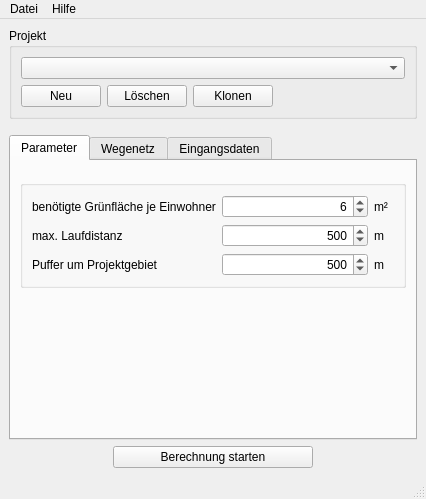
Qt form ui/OTP_main_window.ui (GertzGutscheRuemenapp/gruenflaechenbewertung) before a commit.
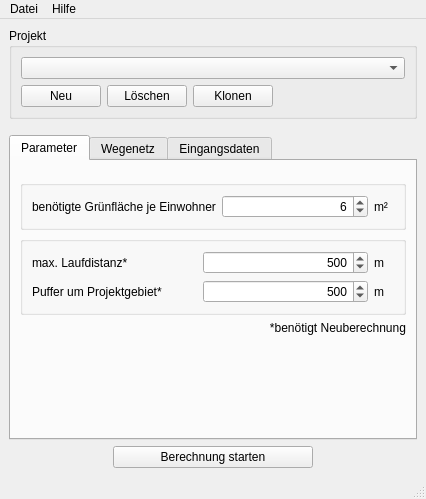
The same form after that commit.

Commit message: create project in dialog; differentiation of parameters by required calc. in main window; bring main window on top on button click

What changed in the file:
```diff
--- a/ui/OTP_main_window.ui
+++ b/ui/OTP_main_window.ui
@@ -186,11 +186,23 @@
          </spacer>
         </item>
         <item>
-         <widget class="QGroupBox" name="groupBox_8">
+         <widget class="QGroupBox" name="groupBox_2">
           <property name="title">
            <string/>
           </property>
-          <layout class="QGridLayout" name="gridLayout_15">
+          <layout class="QGridLayout" name="gridLayout_2">
+           <item row="0" column="0">
+            <widget class="QLabel" name="label_24">
+             <property name="toolTip">
+              <string>maximale Distanz, die auf der Route zu Fuß zurückgelegt werden darf 
+maximal einstellbarer Wert entspricht unendlich 
+ACHTUNG: wird ignori</string>
+             </property>
+             <property name="text">
+              <string>benötigte Grünfläche je Einwohner</string>
+             </property>
+            </widget>
+           </item>
            <item row="0" column="1">
             <widget class="QSpinBox" name="required_green_edit">
              <property name="toolTip">
@@ -209,7 +221,76 @@
              </property>
             </widget>
            </item>
+           <item row="0" column="2">
+            <widget class="QLabel" name="label_22">
+             <property name="sizePolicy">
+              <sizepolicy hsizetype="Minimum" vsizetype="Preferred">
+               <horstretch>0</horstretch>
+               <verstretch>0</verstretch>
+              </sizepolicy>
+             </property>
+             <property name="maximumSize">
+              <size>
+               <width>20</width>
+               <height>16777215</height>
+              </size>
+             </property>
+             <property name="toolTip">
+              <string/>
+             </property>
+             <property name="text">
+              <string>m²</string>
+             </property>
+            </widget>
+           </item>
+          </layout>
+         </widget>
+        </item>
+        <item>
+         <widget class="QGroupBox" name="groupBox_8">
+          <property name="title">
+           <string/>
+          </property>
+          <layout class="QGridLayout" name="gridLayout_15">
+           <item row="2" column="2">
+            <widget class="QLabel" name="label_18">
+             <property name="sizePolicy">
+              <sizepolicy hsizetype="Minimum" vsizetype="Preferred">
+               <horstretch>0</horstretch>
+               <verstretch>0</verstretch>
+              </sizepolicy>
+             </property>
+             <property name="maximumSize">
+              <size>
+               <width>20</width>
+               <height>16777215</height>
+              </size>
+             </property>
+             <property name="toolTip">
+              <string/>
+             </property>
+             <property name="text">
+              <string>m</string>
+             </property>
+            </widget>
+           </item>
            <item row="3" column="1">
+            <widget class="QSpinBox" name="project_buffer_edit">
+             <property name="toolTip">
+              <string>maximale Anzahl der Umstiege auf der Route</string>
+             </property>
+             <property name="alignment">
+              <set>Qt::AlignRight|Qt::AlignTrailing|Qt::AlignVCenter</set>
+             </property>
+             <property name="maximum">
+              <number>10000</number>
+             </property>
+             <property name="value">
+              <number>500</number>
+             </property>
+            </widget>
+           </item>
+           <item row="2" column="1">
             <widget class="QSpinBox" name="max_walk_dist_edit">
              <property name="toolTip">
               <string>maximale Distanz, die auf der Route zu Fuß zurückgelegt werden darf 
@@ -227,7 +308,7 @@
              </property>
             </widget>
            </item>
-           <item row="3" column="0">
+           <item row="2" column="0">
             <widget class="QLabel" name="label_17">
              <property name="toolTip">
               <string>maximale Distanz, die auf der Route zu Fuß zurückgelegt werden darf 
@@ -235,83 +316,11 @@
 ACHTUNG: wird ignori</string>
              </property>
              <property name="text">
-              <string>max. Laufdistanz</string>
-             </property>
-            </widget>
-           </item>
-           <item row="4" column="1">
-            <widget class="QSpinBox" name="project_buffer_edit">
-             <property name="toolTip">
-              <string>maximale Anzahl der Umstiege auf der Route</string>
-             </property>
-             <property name="alignment">
-              <set>Qt::AlignRight|Qt::AlignTrailing|Qt::AlignVCenter</set>
-             </property>
-             <property name="maximum">
-              <number>10000</number>
-             </property>
-             <property name="value">
-              <number>500</number>
-             </property>
-            </widget>
-           </item>
-           <item row="0" column="2">
-            <widget class="QLabel" name="label_22">
-             <property name="sizePolicy">
-              <sizepolicy hsizetype="Minimum" vsizetype="Preferred">
-               <horstretch>0</horstretch>
-               <verstretch>0</verstretch>
-              </sizepolicy>
-             </property>
-             <property name="maximumSize">
-              <size>
-               <width>20</width>
-               <height>16777215</height>
-              </size>
-             </property>
-             <property name="toolTip">
-              <string/>
-             </property>
-             <property name="text">
-              <string>m²</string>
-             </property>
-            </widget>
-           </item>
-           <item row="0" column="0">
-            <widget class="QLabel" name="label_24">
-             <property name="toolTip">
-              <string>maximale Distanz, die auf der Route zu Fuß zurückgelegt werden darf 
-maximal einstellbarer Wert entspricht unendlich 
-ACHTUNG: wird ignori</string>
-             </property>
-             <property name="text">
-              <string>benötigte Grünfläche je Einwohner</string>
+              <string>max. Laufdistanz*</string>
              </property>
             </widget>
            </item>
            <item row="3" column="2">
-            <widget class="QLabel" name="label_18">
-             <property name="sizePolicy">
-              <sizepolicy hsizetype="Minimum" vsizetype="Preferred">
-               <horstretch>0</horstretch>
-               <verstretch>0</verstretch>
-              </sizepolicy>
-             </property>
-             <property name="maximumSize">
-              <size>
-               <width>20</width>
-               <height>16777215</height>
-              </size>
-             </property>
-             <property name="toolTip">
-              <string/>
-             </property>
-             <property name="text">
-              <string>m</string>
-             </property>
-            </widget>
-           </item>
-           <item row="4" column="2">
             <widget class="QLabel" name="label_21">
              <property name="sizePolicy">
               <sizepolicy hsizetype="Minimum" vsizetype="Preferred">
@@ -333,19 +342,32 @@
              </property>
             </widget>
            </item>
-           <item row="4" column="0">
+           <item row="3" column="0">
             <widget class="QLabel" name="label_23">
              <property name="toolTip">
               <string>maximale Anzahl der Umstiege auf der Route</string>
              </property>
              <property name="text">
-              <string>Puffer um Projektgebiet</string>
+              <string>Puffer um Projektgebiet*</string>
              </property>
             </widget>
            </item>
           </layout>
          </widget>
         </item>
+        <item>
+         <widget class="QLabel" name="label_25">
+          <property name="toolTip">
+           <string>maximale Anzahl der Umstiege auf der Route</string>
+          </property>
+          <property name="text">
+           <string>*benötigt Neuberechnung</string>
+          </property>
+          <property name="alignment">
+           <set>Qt::AlignRight|Qt::AlignTrailing|Qt::AlignVCenter</set>
+          </property>
+         </widget>
+        </item>
         <item>
          <spacer name="verticalSpacer_9">
           <property name="orientation">
```
The commit also changes 3 other files.
